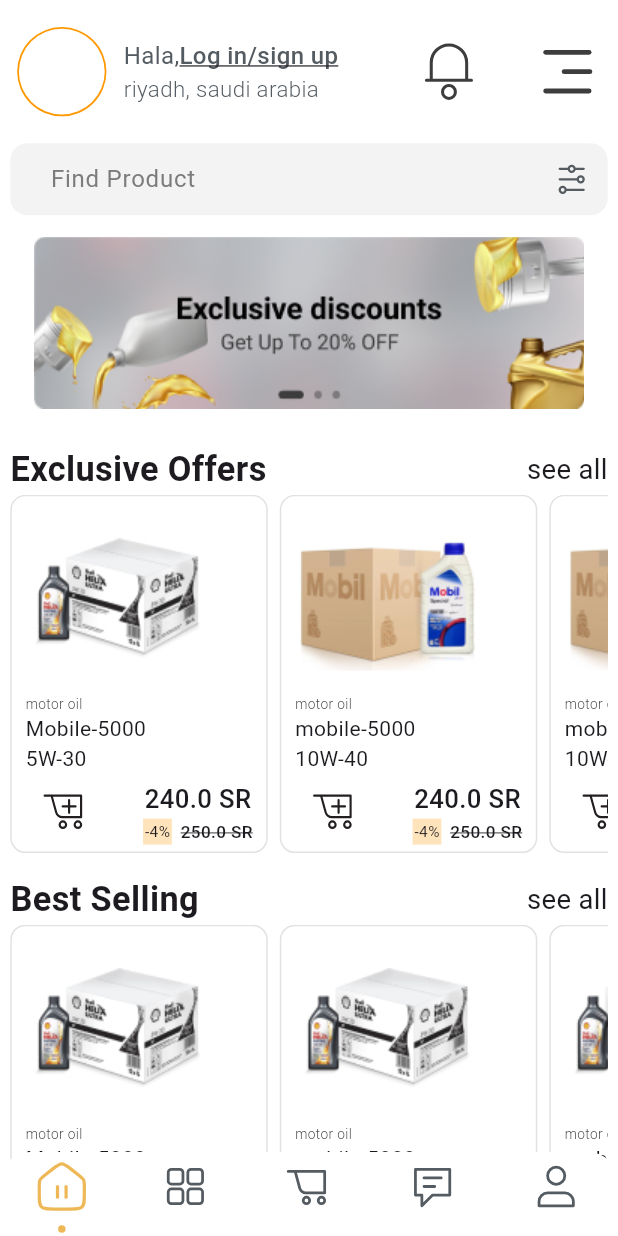
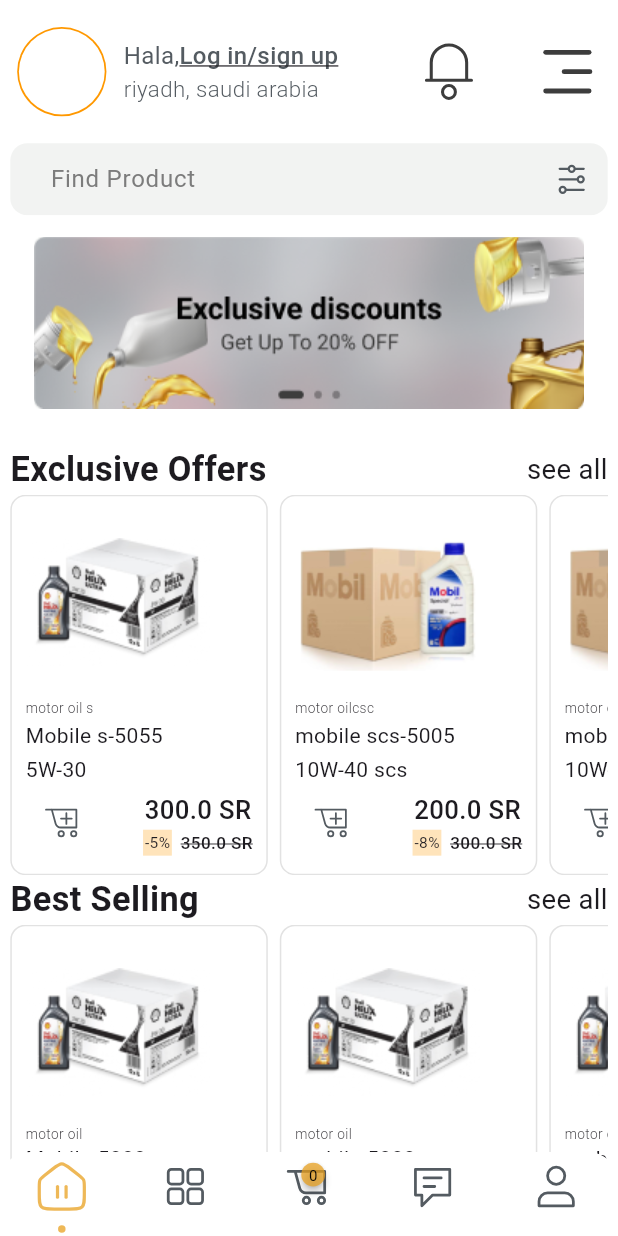
Before and after one commit to mo3tazamer/task1, a Flutter app: the screen it shows after launch, on a phone screen of 412 x 824 dp. Run offline on Flutter 3.47's test engine with Material 3 defaults, Android fonts, the phone set to English and light mode, and no system bars; drawn by our look-alikes of badges, carousel_slider, persistent_bottom_nav_bar; our stand-ins replace equatable, flutter_screenutil, flutter_svg.

Commit message:
add cart provider and badge to cart

```diff
--- a/lib/core/shared/app_search_bar.dart
+++ b/lib/core/shared/app_search_bar.dart
@@ -9,11 +9,16 @@ import '../utils/app_textstyles.dart';
 import 'app_text_field.dart';
 
 class AppSearchBar extends StatelessWidget {
-  const AppSearchBar({super.key});
+  const AppSearchBar({super.key, this.controller, this.focusNode});
+
+  final TextEditingController? controller;
+  final FocusNode? focusNode;
 
   @override
   Widget build(BuildContext context) {
     return AppTextField(
+      controller: controller,
+      focusNode: focusNode,
       borderSize: 10.r,
       suffixIcon: IconButton(
         /// TODO: add functionality
--- a/lib/core/shared/app_text_field.dart
+++ b/lib/core/shared/app_text_field.dart
@@ -52,6 +52,8 @@ class AppTextField extends StatelessWidget {
       onChanged: onChanged,
       onFieldSubmitted: onFieldSubmitted,
       readOnly: readOnly,
+      autofocus: false,
+      enabled: true,
       onTapOutside: (event) => FocusScope.of(context).unfocus(),
       keyboardAppearance: Brightness.dark,
       obscureText: obscureText!,
--- /dev/null
+++ b/lib/core/shared/badge.dart
@@ -0,0 +1,43 @@
+import 'package:badges/badges.dart';
+import 'package:flutter/material.dart';
+import 'package:badges/badges.dart' as badges;
+import 'package:flutter_screenutil/flutter_screenutil.dart';
+
+import '../svg_image/svg_image.dart';
+import '../utils/app_colors.dart';
+
+class BadgeIcon extends StatelessWidget {
+  final String icon;
+  final int badgeCount;
+
+  const BadgeIcon({
+    super.key,
+    required this.icon,
+    this.badgeCount = 0,
+  });
+
+  @override
+  Widget build(BuildContext context) {
+    return badges.Badge(
+      badgeStyle: const badges.BadgeStyle(
+        badgeColor: AppColors.activeColorBar,
+      ),
+      badgeContent: Text(
+        badgeCount > 99 ? '99+' : badgeCount.toString(),
+        style: const TextStyle(color: Colors.black, fontSize: 10),
+      ),
+      position: BadgePosition.custom(
+        top: -2,
+        start: 12,
+        isCenter: false,
+      ),
+      child: AppSvgImage(
+        image: icon,
+        color: AppColors.grayColor,
+        width: 30.w,
+        height: 30.h,
+        fit: BoxFit.contain,
+      ),
+    );
+  }
+}
--- a/lib/features/home_screen/domain/entites/oil_model.dart
+++ b/lib/features/home_screen/domain/entites/oil_model.dart
@@ -1,17 +1,18 @@
+import 'package:equatable/equatable.dart';
+
 import '../../../../core/utils/app_assets.dart';
 
-class CarOil {
+class CarOil extends Equatable {
   final String brand;
   final String type;
   final String viscosity;
-  final int volume; // in liters
-  final double price; // in USD
+  final int volume;
+  final double price;
   final double oldPrice;
   final String discount;
+  late bool? isCart;
 
-  // in USD
-
-  final String image; // from 0 to 5
+  final String image;
 
   CarOil({
     required this.brand,
@@ -22,47 +23,66 @@ class CarOil {
     required this.oldPrice,
     required this.discount,
     required this.image,
+    this.isCart,
   });
+
+  @override
+  // TODO: implement props
+  List<Object?> get props => [
+        brand,
+        type,
+        viscosity,
+        volume,
+        price,
+        oldPrice,
+        discount,
+        image,
+        isCart
+      ];
 }
 
 // Fake data
 List<CarOil> carOilList = [
   CarOil(
       image: ImagesAssets.oil2,
-      brand: 'Mobile',
-      type: 'motor oil',
+      brand: 'Mobile s',
+      type: 'motor oil s',
       viscosity: '5W-30',
-      volume: 5000,
-      price: 240,
-      oldPrice: 250,
-      discount: '-4%'),
+      volume: 5055,
+      price: 300,
+      oldPrice: 350,
+      discount: '-5%',
+      isCart: false),
   CarOil(
       image: ImagesAssets.oil1,
-      brand: 'mobile',
-      type: 'motor oil',
-      viscosity: '10W-40',
-      volume: 5000,
-      price: 240,
-      oldPrice: 250,
-      discount: '-4%'),
+      brand: 'mobile scs',
+      type: 'motor oilcsc',
+      viscosity: '10W-40 scs',
+      volume: 5005,
+      price: 200,
+      oldPrice: 300,
+      discount: '-8%',
+      isCart: false),
   CarOil(
       image: ImagesAssets.oil1,
-      brand: 'mobile',
-      type: 'motor oil',
-      viscosity: '10W-30',
-      volume: 5000,
-      price: 240,
-      oldPrice: 250,
-      discount: '-4%'),
+      brand: 'mobileqq',
+      type: 'motor oil qw',
+      viscosity: '10W-30ee',
+      volume: 5350,
+      price: 100,
+      oldPrice: 150,
+      discount: '-2%',
+      isCart: false),
   CarOil(
       image: ImagesAssets.oil1,
-      brand: 'mobile',
-      type: 'motor oil',
-      viscosity: '0W-20',
-      volume: 5000,
-      price: 240,
+      brand: 'mobile34',
+      type: 'motor oil11',
+      viscosity: '0W-2022',
+      volume: 50001,
+      price: 2400,
       oldPrice: 250,
-      discount: '-4%'),
+      discount: '-1%',
+      isCart: false),
   CarOil(
       image: ImagesAssets.oil1,
       brand: 'mobile',
@@ -71,7 +91,8 @@ List<CarOil> carOilList = [
       volume: 5000,
       price: 240,
       oldPrice: 250,
-      discount: '-4%'),
+      discount: '-4%',
+      isCart: false),
 ];
 List<CarOil> carOilList2 = [
   CarOil(
@@ -82,7 +103,8 @@ List<CarOil> carOilList2 = [
       volume: 5000,
       price: 240,
       oldPrice: 250,
-      discount: '-4%'),
+      discount: '-4%',
+      isCart: false),
   CarOil(
       image: ImagesAssets.oil2,
       brand: 'mobile',
@@ -91,7 +113,8 @@ List<CarOil> carOilList2 = [
       volume: 5000,
       price: 240,
       oldPrice: 250,
-      discount: '-4%'),
+      discount: '-4%',
+      isCart: false),
   CarOil(
       image: ImagesAssets.oil2,
       brand: 'mobile',
@@ -100,7 +123,8 @@ List<CarOil> carOilList2 = [
       volume: 5000,
       price: 240,
       oldPrice: 250,
-      discount: '-4%'),
+      discount: '-4%',
+      isCart: false),
   CarOil(
       image: ImagesAssets.oil2,
       brand: 'mobile',
@@ -109,7 +133,8 @@ List<CarOil> carOilList2 = [
       volume: 5000,
       price: 240,
       oldPrice: 250,
-      discount: '-4%'),
+      discount: '-4%',
+      isCart: false),
   CarOil(
       image: ImagesAssets.oil2,
       brand: 'mobile',
@@ -118,5 +143,6 @@ List<CarOil> carOilList2 = [
       volume: 5000,
       price: 240,
       oldPrice: 250,
-      discount: '-4%'),
+      discount: '-4%',
+      isCart: false),
 ];
--- /dev/null
+++ b/lib/features/home_screen/presentation/provider/cart_provider/cart_provider.dart
@@ -0,0 +1,24 @@
+import 'package:flutter/material.dart';
+import '../../../domain/entites/oil_model.dart';
+
+class Cart extends ChangeNotifier {
+  List<CarOil> carOilListCart = [];
+
+  void addCart(CarOil carOil) {
+    // if (!cartList.contains(carOil)) {
+    //
+    // }
+    carOilListCart.add(carOil);
+    notifyListeners();
+  }
+
+  void removeCart(CarOil carOil) {
+    // if(cartList.contains(carOil)) {
+    //
+    // }
+    carOilListCart.remove(carOil);
+    notifyListeners();
+  }
+
+  int get cartCount => carOilListCart.length;
+}
--- a/lib/features/home_screen/presentation/screens/exclusive_offer_details.dart
+++ b/lib/features/home_screen/presentation/screens/exclusive_offer_details.dart
@@ -1,5 +1,6 @@
 import 'package:flutter/material.dart';
 import 'package:flutter_screenutil/flutter_screenutil.dart';
+import 'package:provider/provider.dart';
 import 'package:task1/features/home_screen/presentation/widgets/custom_appbar.dart';
 
 import '../../../../core/shared/app_search_bar.dart';
@@ -11,6 +12,7 @@ import '../../../../core/utils/app_colors.dart';
 import '../../../../core/utils/app_strings.dart';
 import '../../../../core/utils/app_textstyles.dart';
 import '../../domain/entites/oil_model.dart';
+import '../provider/cart_provider/cart_provider.dart';
 
 class ExclusiveOfferDetails extends StatefulWidget {
   const ExclusiveOfferDetails({super.key});
@@ -32,7 +34,7 @@ class _ExclusiveOfferDetailsState extends State<ExclusiveOfferDetails> {
             SizedBox(
               height: 5.h,
             ),
-            _gridViewItems()
+            _gridViewItems(context)
           ],
         ),
       ),
@@ -52,7 +54,10 @@ CustomAppbar _customAppbar() {
   );
 }
 
-Widget _gridViewItems() {
+Widget _gridViewItems(context) {
+  var provider = Provider.of<Cart>(
+    context,
+  );
   return Expanded(
     child: GridView.builder(
       itemBuilder: (context, index) => Container(
@@ -97,11 +102,22 @@ Widget _gridViewItems() {
               mainAxisAlignment: MainAxisAlignment.spaceBetween,
               children: [
                 AppIconBotton(
-                  onPressed: () {},
+                  onPressed: () {
+                    if (carOilList[index].isCart == false) {
+                      provider.addCart(carOilList[index]);
+                      carOilList[index].isCart = true;
+                    } else {
+                      provider.removeCart(carOilList[index]);
+                      carOilList[index].isCart = false;
+                    }
+                  },
                   icon: AppSvgImage(
                     image: IconAssets.cartIcon,
-                    width: 30.w,
-                    height: 30.h,
+                    width: 25.w,
+                    color: carOilList[index].isCart == true
+                        ? AppColors.activeColorBar
+                        : AppColors.grayColor,
+                    height: 25.h,
                   ),
                 ),
                 Column(
--- a/lib/features/home_screen/presentation/screens/home_screen.dart
+++ b/lib/features/home_screen/presentation/screens/home_screen.dart
@@ -1,5 +1,6 @@
 import 'package:flutter/material.dart';
 import 'package:flutter_screenutil/flutter_screenutil.dart';
+import 'package:provider/provider.dart';
 import 'package:task1/core/shared/app_text_field.dart';
 import 'package:task1/core/shared/icon_botton.dart';
 import 'package:task1/core/svg_image/svg_image.dart';
@@ -10,6 +11,7 @@ import 'package:task1/core/utils/app_strings.dart';
 import 'package:task1/core/utils/app_textstyles.dart';
 
 import '../../../../core/shared/app_search_bar.dart';
+import '../provider/cart_provider/cart_provider.dart';
 import '../widgets/best_selling.dart';
 import '../widgets/carousel_slider.dart';
 import '../widgets/custom_appbar.dart';
@@ -25,6 +27,26 @@ class HomeScreen extends StatefulWidget {
 }
 
 class _HomeScreenState extends State<HomeScreen> {
+  final FocusNode _focusNode = FocusNode();
+
+  @override
+  void dispose() {
+    _focusNode.dispose();
+
+    super.dispose();
+  }
+
+  @override
+  void initState() {
+    WidgetsBinding.instance.addPostFrameCallback((_) {
+      if (FocusScope.of(context).hasFocus) {
+        FocusScope.of(context).unfocus();
+      }
+    });
+
+    super.initState();
+  }
+
   final List images = [
     ImagesAssets.banner,
     ImagesAssets.banner,
@@ -37,14 +59,16 @@ class _HomeScreenState extends State<HomeScreen> {
   Widget build(BuildContext context) {
     return SafeArea(
       child: Scaffold(
-        appBar: _homeAppBar(),
+        appBar: _homeAppBar(context),
         body: SingleChildScrollView(
           child: Padding(
             padding: EdgeInsets.symmetric(horizontal: 6.w),
             child: Column(
               mainAxisSize: MainAxisSize.min,
               children: [
-                const AppSearchBar(),
+                AppSearchBar(
+                  focusNode: _focusNode,
+                ),
                 CarouselWithDotsIndicator(
                   images: images
                       .map((item) => Container(
@@ -75,7 +99,7 @@ class _HomeScreenState extends State<HomeScreen> {
   }
 }
 
-CustomAppbar _homeAppBar() {
+CustomAppbar _homeAppBar(context) {
   return CustomAppbar(
     leading: IntrinsicHeight(
       child: Row(
--- a/lib/features/home_screen/presentation/widgets/best_selling.dart
+++ b/lib/features/home_screen/presentation/widgets/best_selling.dart
@@ -1,5 +1,6 @@
 import 'package:flutter/material.dart';
 import 'package:flutter_screenutil/flutter_screenutil.dart';
+import 'package:provider/provider.dart';
 import 'package:task1/core/svg_image/svg_image.dart';
 import 'package:task1/core/utils/app_assets.dart';
 import 'package:task1/core/utils/app_colors.dart';
@@ -7,12 +8,16 @@ import 'package:task1/core/utils/app_textstyles.dart';
 
 import '../../../../core/shared/icon_botton.dart';
 import '../../domain/entites/oil_model.dart';
+import '../provider/cart_provider/cart_provider.dart';
 
 class BestSelling extends StatelessWidget {
   const BestSelling({super.key});
 
   @override
   Widget build(BuildContext context) {
+    var provider = Provider.of<Cart>(
+      context,
+    );
     return SizedBox(
       height: 240.h,
       child: Column(
@@ -78,9 +83,20 @@ class BestSelling extends StatelessWidget {
                       mainAxisAlignment: MainAxisAlignment.spaceBetween,
                       children: [
                         AppIconBotton(
-                          onPressed: () {},
+                          onPressed: () {
+                            if (carOilList2[index].isCart == false) {
+                              provider.addCart(carOilList2[index]);
+                              carOilList2[index].isCart = true;
+                            } else {
+                              provider.removeCart(carOilList2[index]);
+                              carOilList2[index].isCart = false;
+                            }
+                          },
                           icon: AppSvgImage(
                             image: IconAssets.cartIcon,
+                            color: carOilList2[index].isCart == true
+                                ? AppColors.activeColorBar
+                                : AppColors.grayColor,
                             width: 30.w,
                             height: 30.h,
                           ),
--- a/lib/features/home_screen/presentation/widgets/exclusive_offer.dart
+++ b/lib/features/home_screen/presentation/widgets/exclusive_offer.dart
@@ -1,20 +1,30 @@
 import 'package:flutter/material.dart';
 import 'package:flutter_screenutil/flutter_screenutil.dart';
+import 'package:provider/provider.dart';
 import 'package:task1/core/svg_image/svg_image.dart';
 import 'package:task1/core/utils/app_assets.dart';
 import 'package:task1/core/utils/app_colors.dart';
 import 'package:task1/core/utils/app_textstyles.dart';
+import 'package:task1/features/home_screen/presentation/provider/cart_provider/cart_provider.dart';
 
 import '../../../../config/routes/app_navigator.dart';
 import '../../../../config/routes/app_routes.dart';
 import '../../../../core/shared/icon_botton.dart';
 import '../../domain/entites/oil_model.dart';
 
-class ExclusiveOffer extends StatelessWidget {
+class ExclusiveOffer extends StatefulWidget {
   const ExclusiveOffer({super.key});
 
   @override
+  State<ExclusiveOffer> createState() => _ExclusiveOfferState();
+}
+
+class _ExclusiveOfferState extends State<ExclusiveOffer> {
+  @override
   Widget build(BuildContext context) {
+    var provider = Provider.of<Cart>(
+      context,
+    );
     return SizedBox(
       height: 240.h,
       child: Column(
@@ -39,9 +49,7 @@ class ExclusiveOffer extends StatelessWidget {
               ),
             ],
           ),
-          SizedBox(
-            height: 200.h,
-            width: double.infinity,
+          Expanded(
             child: ListView.separated(
               separatorBuilder: (context, index) => const SizedBox(
                 width: 8,
@@ -66,7 +74,7 @@ class ExclusiveOffer extends StatelessWidget {
                       ),
                       child: Image.asset(
                         carOilList[index].image,
-                        fit: BoxFit.fitHeight,
+                        fit: BoxFit.contain,
                       ),
                     ),
                     Text(
@@ -87,11 +95,22 @@ class ExclusiveOffer extends StatelessWidget {
                       mainAxisAlignment: MainAxisAlignment.spaceBetween,
                       children: [
                         AppIconBotton(
-                          onPressed: () {},
+                          onPressed: () {
+                            if (carOilList[index].isCart == false) {
+                              provider.addCart(carOilList[index]);
+                              carOilList[index].isCart = true;
+                            } else {
+                              provider.removeCart(carOilList[index]);
+                              carOilList[index].isCart = false;
+                            }
+                          },
                           icon: AppSvgImage(
                             image: IconAssets.cartIcon,
-                            width: 30.w,
-                            height: 30.h,
+                            width: 25.w,
+                            color: carOilList[index].isCart == true
+                                ? AppColors.activeColorBar
+                                : AppColors.grayColor,
+                            height: 25.h,
                           ),
                         ),
                         Column(
--- a/lib/features/layout/presentation/screens/laoyoutscreen.dart
+++ b/lib/features/layout/presentation/screens/laoyoutscreen.dart
@@ -1,10 +1,12 @@
 import 'package:flutter/material.dart';
 import 'package:persistent_bottom_nav_bar/persistent_bottom_nav_bar.dart';
+import 'package:provider/provider.dart';
 
 import '../../../../config/routes/app_generator.dart';
 import '../../../../core/utils/app_assets.dart';
 import '../../../../core/utils/app_colors.dart';
 
+import '../../../home_screen/presentation/provider/cart_provider/cart_provider.dart';
 import '../../../home_screen/presentation/screens/home_screen.dart';
 import '../widgets/nav_bar_item.dart';
 
@@ -25,7 +27,40 @@ class _LayOutScreenState extends State<LayOutScreen> {
     Container(),
   ];
 
-  List<PersistentBottomNavBarItem> items = [
+  // List<PersistentBottomNavBarItem> items = [
+  //   navBarItem(
+  //       icon: IconAssets.home,
+  //       routeAndNavigatorSettings: const RouteAndNavigatorSettings(
+  //           onGenerateRoute: AppGenerator.getRoute)),
+  //   navBarItem(
+  //       icon: IconAssets.settings,
+  //       routeAndNavigatorSettings: const RouteAndNavigatorSettings(
+  //           onGenerateRoute: AppGenerator.getRoute)),
+  //   navBarItemWithBadge(
+  //       icon: IconAssets.cart,
+  //       badgeCount:provider.cartCount,
+  //       routeAndNavigatorSettings: const RouteAndNavigatorSettings(
+  //           onGenerateRoute: AppGenerator.getRoute)),
+  //   navBarItem(
+  //       icon: IconAssets.message,
+  //       routeAndNavigatorSettings: const RouteAndNavigatorSettings(
+  //           onGenerateRoute: AppGenerator.getRoute)),
+  //   navBarItem(
+  //       icon: IconAssets.proFile,
+  //       routeAndNavigatorSettings: const RouteAndNavigatorSettings(
+  //           onGenerateRoute: AppGenerator.getRoute)),
+  // ];
+
+  @override
+  Widget build(BuildContext context) {
+    var provider = Provider.of<Cart>(context, listen: true);
+    return PersistentTabView(
+      /// handleAndroidBackButtonPress: true,
+      controller: PersistentTabController(
+        initialIndex: 0,
+      ),
+      screens: screens,
+      items: [
         navBarItem(
             icon: IconAssets.home,
             routeAndNavigatorSettings: const RouteAndNavigatorSettings(
@@ -34,8 +69,9 @@ class _LayOutScreenState extends State<LayOutScreen> {
             icon: IconAssets.settings,
             routeAndNavigatorSettings: const RouteAndNavigatorSettings(
                 onGenerateRoute: AppGenerator.getRoute)),
-    navBarItem(
+        navBarItemWithBadge(
             icon: IconAssets.cart,
+            badgeCount: provider.cartCount,
             routeAndNavigatorSettings: const RouteAndNavigatorSettings(
                 onGenerateRoute: AppGenerator.getRoute)),
         navBarItem(
@@ -46,17 +82,7 @@ class _LayOutScreenState extends State<LayOutScreen> {
             icon: IconAssets.proFile,
             routeAndNavigatorSettings: const RouteAndNavigatorSettings(
                 onGenerateRoute: AppGenerator.getRoute)),
-  ];
-
-  @override
-  Widget build(BuildContext context) {
-    return PersistentTabView(
-      /// handleAndroidBackButtonPress: true,
-      controller: PersistentTabController(
-        initialIndex: 0,
-      ),
-      screens: screens,
-      items: items,
+      ],
       context,
       navBarStyle: NavBarStyle.style12,
       backgroundColor: AppColors.scaffoldBackgroundColor,
--- a/lib/features/layout/presentation/widgets/nav_bar_item.dart
+++ b/lib/features/layout/presentation/widgets/nav_bar_item.dart
@@ -1,6 +1,7 @@
 import 'package:flutter/material.dart';
 import 'package:flutter_screenutil/flutter_screenutil.dart';
 import 'package:persistent_bottom_nav_bar/persistent_bottom_nav_bar.dart';
+import '../../../../core/shared/badge.dart';
 import '../../../../core/svg_image/svg_image.dart';
 import '../../../../core/utils/app_colors.dart';
 
@@ -31,3 +32,27 @@ PersistentBottomNavBarItem navBarItem({
     inactiveColorPrimary: AppColors.grayColor,
   );
 }
+
+PersistentBottomNavBarItem navBarItemWithBadge({
+  required String icon,
+  int badgeCount = 0,
+  RouteAndNavigatorSettings routeAndNavigatorSettings =
+      const RouteAndNavigatorSettings(),
+}) {
+  return PersistentBottomNavBarItem(
+    // Inactive icon
+    inactiveIcon: BadgeIcon(
+      icon: icon,
+      badgeCount: badgeCount,
+    ),
+
+    // Active icon with gradient color
+    icon: BadgeIcon(
+      icon: icon,
+      badgeCount: badgeCount,
+    ),
+    routeAndNavigatorSettings: routeAndNavigatorSettings,
+    activeColorPrimary: AppColors.activeColorBar,
+    inactiveColorPrimary: AppColors.grayColor,
+  );
+}
--- a/lib/main.dart
+++ b/lib/main.dart
@@ -3,11 +3,15 @@ import 'package:provider/provider.dart';
 import 'package:task1/app.dart';
 
 import 'features/home_screen/presentation/provider/carousal_prrovider/carousal_provider.dart';
+import 'features/home_screen/presentation/provider/cart_provider/cart_provider.dart';
 
 void main() {
   runApp(MultiProvider(providers: [
     ChangeNotifierProvider(
       create: (context) => CarousalProvider(),
     ),
+    ChangeNotifierProvider(
+      create: (context) => Cart(),
+    ),
   ], child: const Task()));
 }
--- a/pubspec.yaml
+++ b/pubspec.yaml
@@ -38,6 +38,7 @@ dependencies:
   provider: ^6.1.2
   persistent_bottom_nav_bar: ^6.2.1
   gradient_icon: ^2.0.9
+  badges: ^3.1.2
 
 
 
```
Also changed, not shown: pubspec.lock. Lines whose indentation alone changed are shown as unchanged.
